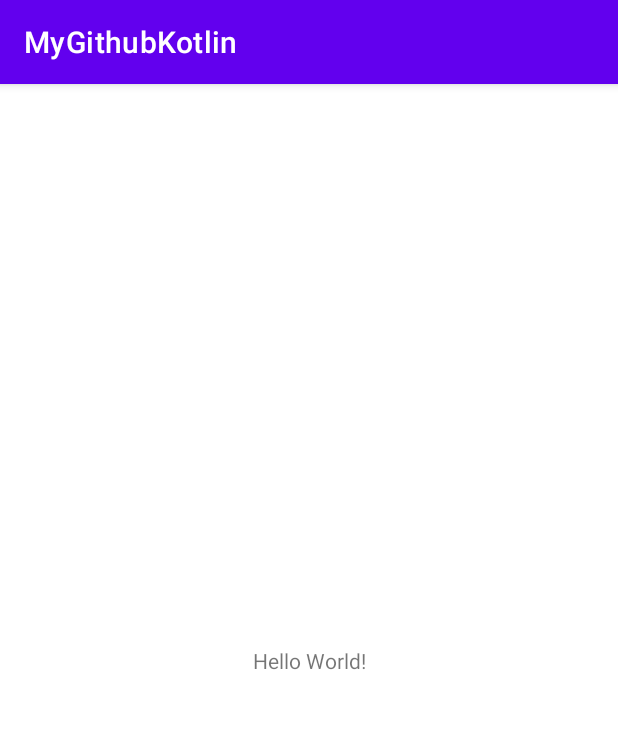
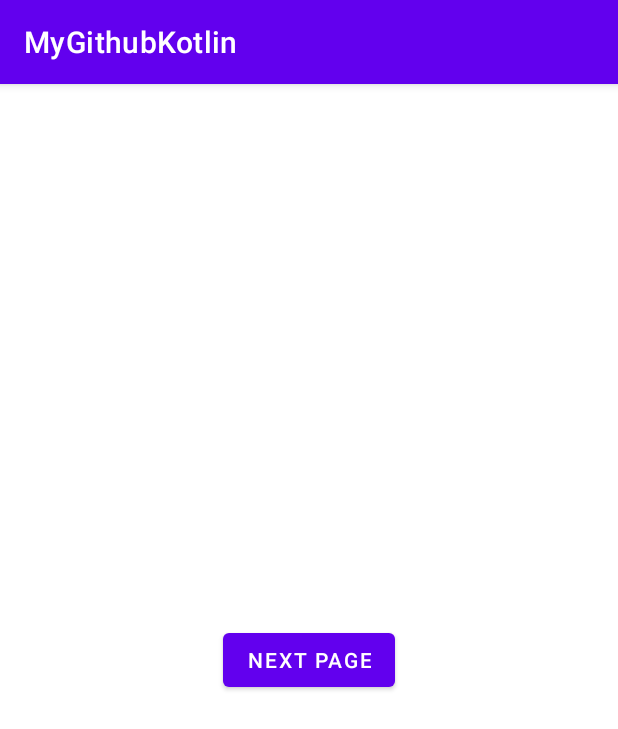
Before and after one commit to Shahzod-Coder/MyGithubKotlin, an Android app: the screen it shows after launch (MainActivity), on a phone screen of 412 x 824 dp. Shown: the top 729 px of the screen. Run offline under Robolectric (Android 15) with nearby library versions, the phone set to English and light mode, and no system bars.

```diff
--- a/app/src/main/AndroidManifest.xml
+++ b/app/src/main/AndroidManifest.xml
@@ -10,6 +10,9 @@
         android:supportsRtl="true"
         android:theme="@style/Theme.MyGithubKotlin">
         <activity
+            android:name=".SecondActivity"
+            android:exported="false" />
+        <activity
             android:name=".MainActivity"
             android:exported="true">
             <intent-filter>
--- a/app/src/main/java/uz/shox/mygithubkotlin/MainActivity.kt
+++ b/app/src/main/java/uz/shox/mygithubkotlin/MainActivity.kt
@@ -1,11 +1,20 @@
 package uz.shox.mygithubkotlin
 
+import android.content.Intent
 import androidx.appcompat.app.AppCompatActivity
 import android.os.Bundle
+import android.widget.Button
 
 class MainActivity : AppCompatActivity() {
     override fun onCreate(savedInstanceState: Bundle?) {
         super.onCreate(savedInstanceState)
         setContentView(R.layout.activity_main)
+
+        val nextPageBtn = findViewById<Button>(R.id.nextPageBtn)
+
+        nextPageBtn.setOnClickListener {
+            startActivity(Intent(this,SecondActivity::class.java))
+        }
+
     }
 }
--- a/app/src/main/res/layout/activity_main.xml
+++ b/app/src/main/res/layout/activity_main.xml
@@ -6,10 +6,11 @@
     android:layout_height="match_parent"
     tools:context=".MainActivity">
 
-    <TextView
+    <Button
+        android:id="@+id/nextPageBtn"
         android:layout_width="wrap_content"
         android:layout_height="wrap_content"
-        android:text="Hello World!"
+        android:text="Next Page"
         app:layout_constraintBottom_toBottomOf="parent"
         app:layout_constraintLeft_toLeftOf="parent"
         app:layout_constraintRight_toRightOf="parent"
```
Also changed, not shown: app/src/main/java/uz/shox/mygithubkotlin/SecondActivity.kt (added, +11 -0 lines), app/src/main/res/layout/activity_second.xml (added, +9 -0 lines).
